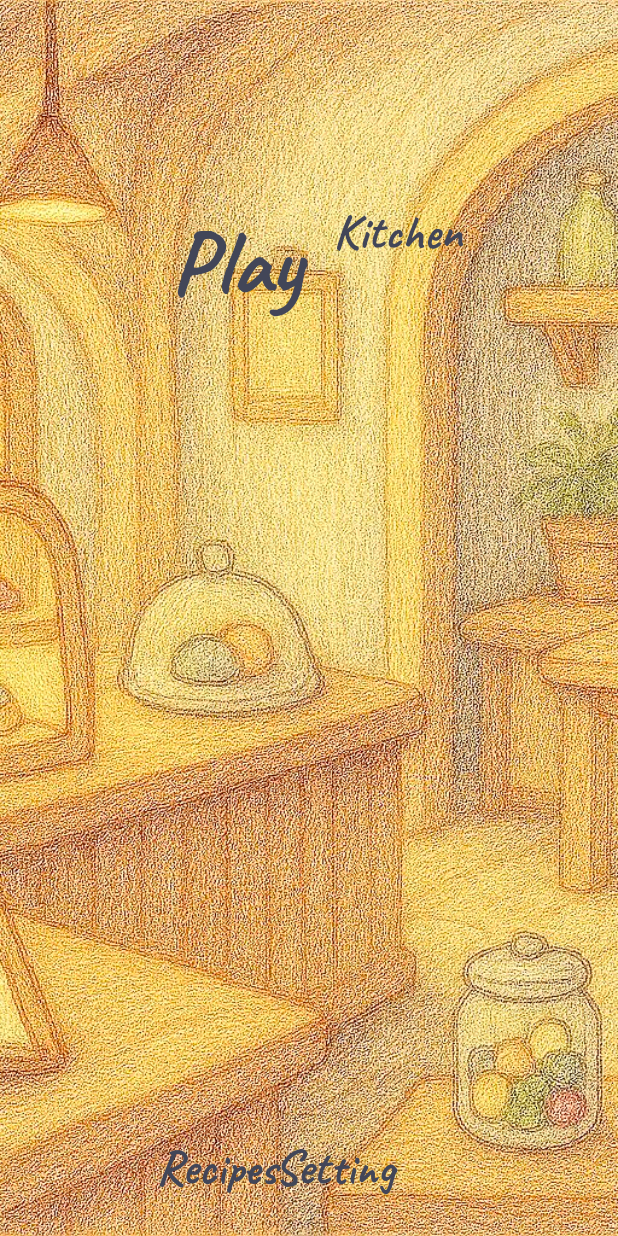
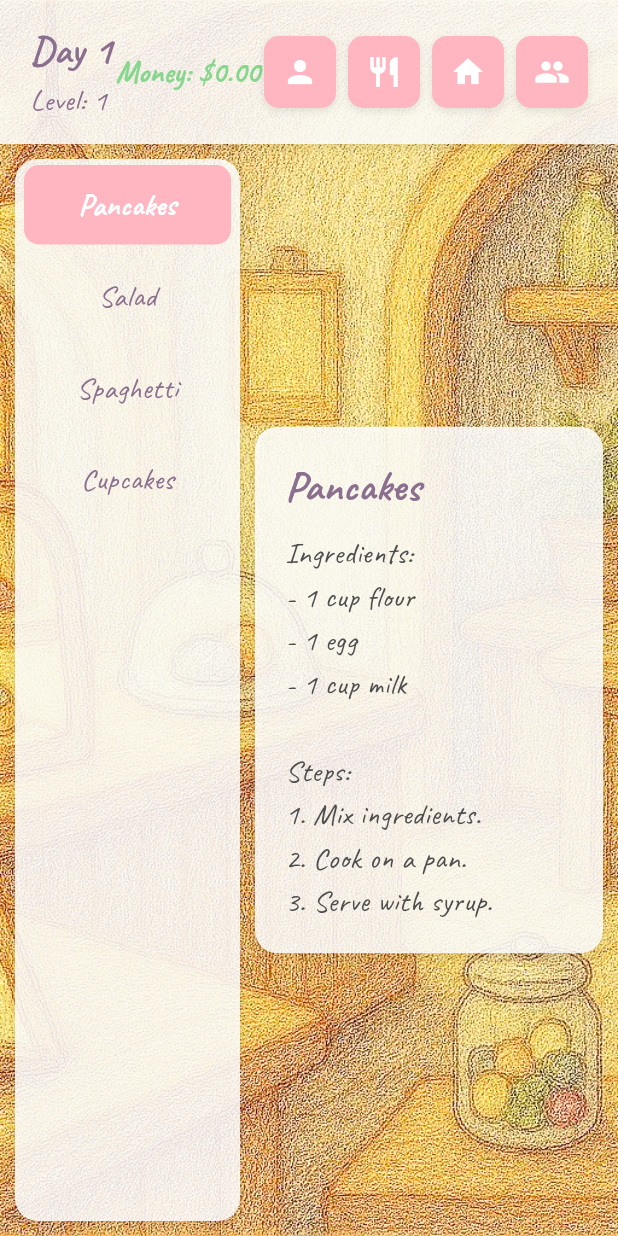
Before and after one commit to Iris-XIII/CS407-Dessert-Delivery-Dash, a Flutter app: the StartPage screen opened by its route, after a tap on "Recipes", on a phone screen of 412 x 824 dp. Run offline on Flutter 3.47's test engine with Material 3 defaults, Android fonts, the phone set to English and light mode, and no system bars.

Commit message:
Profile Screen & Recipe Screen

```diff
--- a/lib/main.dart
+++ b/lib/main.dart
@@ -25,11 +25,11 @@ class DessertDeliveryDash extends StatelessWidget {
         '/': (context) => HomeScreen(),
         '/starting': (context) => StartPage(),
         // TODO change these after implement each screen
-        // '/profile': (context) => ProfileScreen(),
+        '/profile': (context) => ProfileScreen(),
         '/ending': (context) => EndingScreen(),
         '/kitchen': (context) => KitchenScreen(),
         '/customer-reception': (context) => CustomerReceptionScreen(),
-        // '/recipe': (context) => RecipeScreen(),
+        '/recipe': (context) => RecipeScreen(),
         '/settings': (context) => SettingsScreen(),
       },
     );
--- a/lib/screens/recipe_screen.dart
+++ b/lib/screens/recipe_screen.dart
@@ -0,0 +1,291 @@
+import 'package:flutter/material.dart';
+
+class RecipeScreen extends StatefulWidget {
+  final int dayNumber;
+  final int level;
+  final double money;
+
+  const RecipeScreen({
+    Key? key,
+    this.dayNumber = 1,
+    this.level = 1,
+    this.money = 0.0,
+  }) : super(key: key);
+
+  @override
+  State<RecipeScreen> createState() => _RecipeScreenState();
+}
+
+class _RecipeScreenState extends State<RecipeScreen> {
+  // Example recipe data
+  final Map<String, String> _recipes = {
+    'Pancakes':
+    'Ingredients:\n- 1 cup flour\n- 1 egg\n- 1 cup milk\n\nSteps:\n1. Mix ingredients.\n2. Cook on a pan.\n3. Serve with syrup.',
+    'Salad':
+    'Ingredients:\n- Lettuce\n- Tomato\n- Cucumber\n\nSteps:\n1. Chop veggies.\n2. Toss with dressing.\n3. Serve fresh.',
+    'Spaghetti':
+    'Ingredients:\n- Spaghetti noodles\n- Tomato sauce\n- Garlic, onions\n\nSteps:\n1. Boil noodles.\n2. Make sauce.\n3. Combine and serve.',
+    'Cupcakes':
+    'Ingredients:\n- 2 cups flour\n- 1 cup sugar\n- 2 eggs\n\nSteps:\n1. Mix batter.\n2. Bake for 20 mins.\n3. Frost and enjoy!',
+  };
+
+  String? _selectedRecipe;
+
+  @override
+  void initState() {
+    super.initState();
+    _selectedRecipe = _recipes.keys.first; // Default to first recipe
+  }
+
+  @override
+  Widget build(BuildContext context) {
+    return Scaffold(
+      body: Stack(
+        children: [
+          // Background
+          Positioned.fill(
+            child: Image.asset(
+              'assets/images/StartPage.jpeg',
+              fit: BoxFit.cover,
+              alignment: Alignment.center,
+            ),
+          ),
+
+          SafeArea(
+            child: Column(
+              children: [
+                // Top Bar
+                Container(
+                  padding: const EdgeInsets.symmetric(horizontal: 20, vertical: 15),
+                  decoration: BoxDecoration(
+                    color: Colors.white.withValues(alpha: 0.85),
+                    boxShadow: [
+                      BoxShadow(
+                        color: Colors.black.withValues(alpha: 0.1),
+                        blurRadius: 5,
+                        offset: const Offset(0, 2),
+                      ),
+                    ],
+                  ),
+                  child: Row(
+                    mainAxisAlignment: MainAxisAlignment.spaceBetween,
+                    children: [
+                      // Left - Day and Level
+                      Column(
+                        crossAxisAlignment: CrossAxisAlignment.start,
+                        children: [
+                          Text(
+                            'Day ${widget.dayNumber}',
+                            style: const TextStyle(
+                              fontSize: 26,
+                              fontWeight: FontWeight.bold,
+                              fontFamily: 'Caveat',
+                              color: Color(0xFF8B6F8F),
+                            ),
+                          ),
+                          Text(
+                            'Level: ${widget.level}',
+                            style: const TextStyle(
+                              fontSize: 20,
+                              fontFamily: 'Caveat',
+                              color: Color(0xFF8B6F8F),
+                            ),
+                          ),
+                        ],
+                      ),
+
+                      // Middle - Money
+                      Text(
+                        'Money: \$${widget.money.toStringAsFixed(2)}',
+                        style: const TextStyle(
+                          fontSize: 20,
+                          fontFamily: 'Caveat',
+                          color: Color(0xFF87D68D),
+                          fontWeight: FontWeight.bold,
+                        ),
+                      ),
+
+                      // Right - Nav buttons
+                      Row(
+                        children: [
+                          _buildIconButton(
+                            icon: Icons.person,
+                            onPressed: () {
+                              Navigator.pushNamed(context, '/profile');
+                            },
+                          ),
+                          const SizedBox(width: 8),
+                          _buildIconButton(
+                            icon: Icons.restaurant,
+                            onPressed: () {
+                              Navigator.pushNamed(context, '/kitchen');
+                            },
+                          ),
+                          const SizedBox(width: 8),
+                          _buildIconButton(
+                            icon: Icons.home,
+                            onPressed: () {
+                              Navigator.pushNamed(context, '/starting');
+                            },
+                          ),
+                          const SizedBox(width: 8),
+                          _buildIconButton(
+                            icon: Icons.people,
+                            onPressed: () {
+                              Navigator.pushNamed(context, '/customer-reception');
+                            },
+                          ),
+                        ],
+                      ),
+                    ],
+                  ),
+                ),
+
+                // Main content area
+                Expanded(
+                  child: Row(
+                    children: [
+                      // Sidebar with scrollable recipe list
+                      Container(
+                        width: 150,
+                        margin: const EdgeInsets.only(top: 10, bottom: 10, left: 10),
+                        decoration: BoxDecoration(
+                          color: Colors.white.withValues(alpha: 0.85),
+                          borderRadius: BorderRadius.circular(15),
+                          boxShadow: [
+                            BoxShadow(
+                              color: Colors.black.withValues(alpha: 0.1),
+                              blurRadius: 5,
+                              offset: const Offset(0, 2),
+                            ),
+                          ],
+                        ),
+                        child: ListView.builder(
+                          itemCount: _recipes.keys.length,
+                          itemBuilder: (context, index) {
+                            String recipeName = _recipes.keys.elementAt(index);
+                            bool isSelected = recipeName == _selectedRecipe;
+
+                            return GestureDetector(
+                              onTap: () {
+                                setState(() {
+                                  _selectedRecipe = recipeName;
+                                });
+                              },
+                              child: Container(
+                                padding: const EdgeInsets.all(12),
+                                margin: const EdgeInsets.symmetric(vertical: 4, horizontal: 6),
+                                decoration: BoxDecoration(
+                                  color: isSelected
+                                      ? const Color(0xFFFFB6C1)
+                                      : Colors.transparent,
+                                  borderRadius: BorderRadius.circular(10),
+                                ),
+                                child: Text(
+                                  recipeName,
+                                  textAlign: TextAlign.center,
+                                  style: TextStyle(
+                                    fontSize: 20,
+                                    fontFamily: 'Caveat',
+                                    color: isSelected
+                                        ? Colors.white
+                                        : const Color(0xFF8B6F8F),
+                                    fontWeight: isSelected ? FontWeight.bold : FontWeight.normal,
+                                  ),
+                                ),
+                              ),
+                            );
+                          },
+                        ),
+                      ),
+
+                      // Recipe display area
+                      Expanded(
+                        child: Container(
+                          margin: const EdgeInsets.all(10),
+                          padding: const EdgeInsets.all(20),
+                          decoration: BoxDecoration(
+                            color: Colors.white.withValues(alpha: 0.85),
+                            borderRadius: BorderRadius.circular(15),
+                            boxShadow: [
+                              BoxShadow(
+                                color: Colors.black.withValues(alpha: 0.1),
+                                blurRadius: 5,
+                                offset: const Offset(0, 2),
+                              ),
+                            ],
+                          ),
+                          child: _selectedRecipe == null
+                              ? const Center(
+                            child: Text(
+                              'Select a recipe from the sidebar',
+                              style: TextStyle(
+                                fontSize: 22,
+                                fontFamily: 'Caveat',
+                                color: Color(0xFF8B6F8F),
+                              ),
+                            ),
+                          )
+                              : SingleChildScrollView(
+                            child: Column(
+                              crossAxisAlignment: CrossAxisAlignment.start,
+                              children: [
+                                Text(
+                                  _selectedRecipe!,
+                                  style: const TextStyle(
+                                    fontSize: 28,
+                                    fontWeight: FontWeight.bold,
+                                    fontFamily: 'Caveat',
+                                    color: Color(0xFF8B6F8F),
+                                  ),
+                                ),
+                                const SizedBox(height: 10),
+                                Text(
+                                  _recipes[_selectedRecipe]!,
+                                  style: const TextStyle(
+                                    fontSize: 20,
+                                    fontFamily: 'Caveat',
+                                    color: Color(0xFF4E4E4E),
+                                  ),
+                                ),
+                              ],
+                            ),
+                          ),
+                        ),
+                      ),
+                    ],
+                  ),
+                ),
+              ],
+            ),
+          ),
+        ],
+      ),
+    );
+  }
+
+  // Reuse same icon button style
+  Widget _buildIconButton({required IconData icon, required VoidCallback onPressed}) {
+    return Container(
+      decoration: BoxDecoration(
+        color: const Color(0xFFFFB6C1),
+        borderRadius: BorderRadius.circular(10),
+        boxShadow: [
+          BoxShadow(
+            color: Colors.black.withValues(alpha: 0.1),
+            blurRadius: 4,
+            offset: const Offset(0, 2),
+          ),
+        ],
+      ),
+      child: IconButton(
+        icon: Icon(icon),
+        color: Colors.white,
+        iconSize: 24,
+        onPressed: onPressed,
+        padding: const EdgeInsets.all(8),
+        constraints: const BoxConstraints(),
+      ),
+    );
+  }
+}
--- a/lib/screens/starting_screen.dart
+++ b/lib/screens/starting_screen.dart
@@ -57,7 +57,7 @@ class StartPage extends StatelessWidget {
                     context,
                     'Recipes',
                         () {
-                      // TODO: Navigate to Recipe Page
+                          Navigator.pushNamed(context, '/recipe');
                       print('Recipes button pressed');
                     },
                   ),
```
Also changed, not shown: lib/screens/profile_screen.dart (+246 -0 lines), assets/images/profile_avatar.png (added), pubspec.lock.
